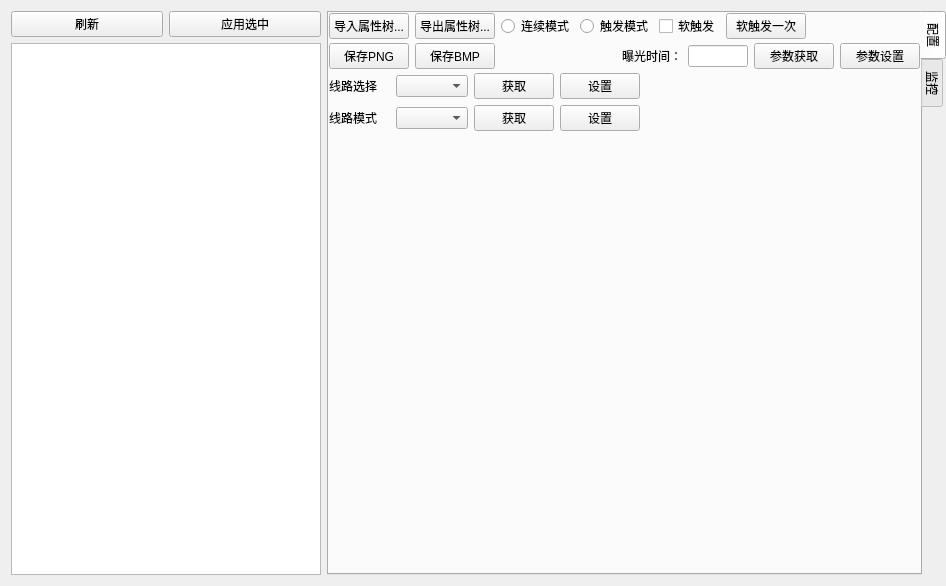
The window that module/Com_MVS/MvsCameraConfigUi.ui (IICTCVGaoCeSoftware/EyeStack) describes before a commit, drawn with Qt 5.
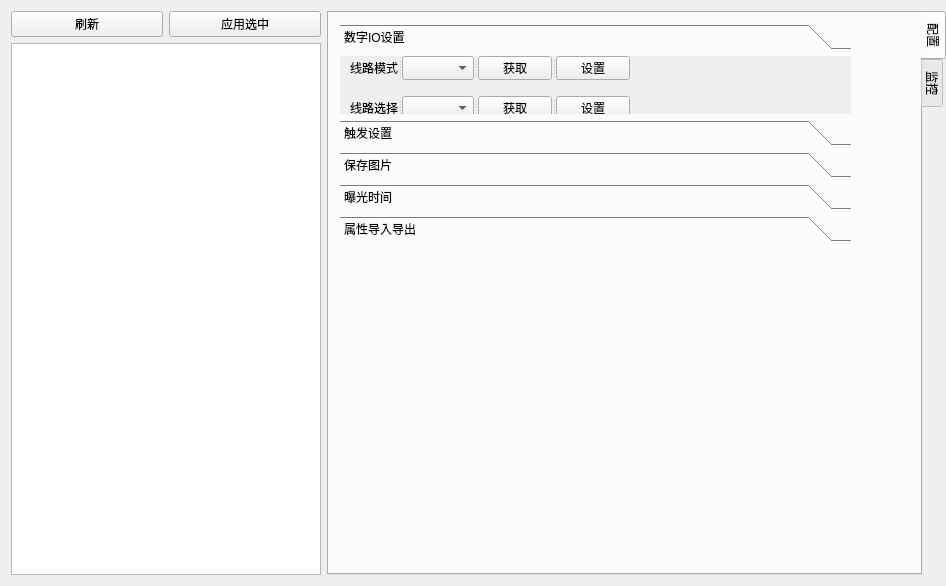
The same window after the commit. The open tabs and pages were chosen to show the change. Icons and pictures are not drawn. Custom widgets are drawn as their Qt base class.

Patch:
```diff
--- a/module/Com_MVS/MvsCameraConfigUi.ui
+++ b/module/Com_MVS/MvsCameraConfigUi.ui
@@ -97,10 +97,10 @@
       <widget class="Design::Monitor" name="configMonitor" native="true">
        <property name="geometry">
         <rect>
-         <x>9</x>
-         <y>133</y>
-         <width>574</width>
-         <height>422</height>
+         <x>10</x>
+         <y>240</y>
+         <width>571</width>
+         <height>301</height>
         </rect>
        </property>
        <property name="sizePolicy">
@@ -116,30 +116,117 @@
         </size>
        </property>
       </widget>
-      <widget class="QWidget" name="layoutWidget">
+      <widget class="QToolBox" name="toolBox">
        <property name="geometry">
         <rect>
+         <x>11</x>
+         <y>11</y>
+         <width>511</width>
+         <height>218</height>
+        </rect>
+       </property>
+       <property name="currentIndex">
+        <number>1</number>
+       </property>
+       <property name="tabSpacing">
+        <number>6</number>
+       </property>
+       <widget class="QWidget" name="page">
+        <property name="geometry">
+         <rect>
          <x>0</x>
          <y>0</y>
-         <width>591</width>
-         <height>26</height>
-        </rect>
-       </property>
-       <layout class="QHBoxLayout" name="horizontalLayout">
-        <item>
-         <widget class="QPushButton" name="impropButton">
+          <width>511</width>
+          <height>68</height>
+         </rect>
+        </property>
+        <attribute name="label">
+         <string>数字IO设置</string>
+        </attribute>
+        <widget class="QSplitter" name="splitter">
+         <property name="geometry">
+          <rect>
+           <x>10</x>
+           <y>0</y>
+           <width>280</width>
+           <height>24</height>
+          </rect>
+         </property>
+         <property name="orientation">
+          <enum>Qt::Horizontal</enum>
+         </property>
+         <property name="opaqueResize">
+          <bool>true</bool>
+         </property>
+         <widget class="QLabel" name="label_4">
           <property name="text">
-           <string>导入属性树...</string>
+           <string>线路模式</string>
           </property>
          </widget>
-        </item>
-        <item>
-         <widget class="QPushButton" name="expropButton">
+         <widget class="QComboBox" name="m_ctrlLinemodeCombo"/>
+         <widget class="QPushButton" name="m_ctrlGetLinemodeButton">
           <property name="text">
-           <string>导出属性树...</string>
+           <string>获取</string>
           </property>
          </widget>
-        </item>
+         <widget class="QPushButton" name="m_ctrlSetLinemodeButton">
+          <property name="text">
+           <string>设置</string>
+          </property>
+         </widget>
+        </widget>
+        <widget class="QSplitter" name="splitter_2">
+         <property name="geometry">
+          <rect>
+           <x>10</x>
+           <y>40</y>
+           <width>280</width>
+           <height>24</height>
+          </rect>
+         </property>
+         <property name="orientation">
+          <enum>Qt::Horizontal</enum>
+         </property>
+         <widget class="QLabel" name="label_3">
+          <property name="text">
+           <string>线路选择</string>
+          </property>
+         </widget>
+         <widget class="QComboBox" name="m_ctrlLineSelectCombo"/>
+         <widget class="QPushButton" name="m_ctrlGetLineselButton">
+          <property name="text">
+           <string>获取</string>
+          </property>
+         </widget>
+         <widget class="QPushButton" name="m_ctrlSetLinesetButton">
+          <property name="text">
+           <string>设置</string>
+          </property>
+         </widget>
+        </widget>
+       </widget>
+       <widget class="QWidget" name="page_2">
+        <property name="geometry">
+         <rect>
+          <x>0</x>
+          <y>0</y>
+          <width>511</width>
+          <height>68</height>
+         </rect>
+        </property>
+        <attribute name="label">
+         <string>触发设置</string>
+        </attribute>
+        <widget class="QWidget" name="">
+         <property name="geometry">
+          <rect>
+           <x>41</x>
+           <y>1</y>
+           <width>154</width>
+           <height>24</height>
+          </rect>
+         </property>
+         <layout class="QHBoxLayout" name="horizontalLayout_4">
         <item>
          <widget class="QRadioButton" name="ContinueButton">
           <property name="text">
@@ -154,6 +241,25 @@
           </property>
          </widget>
         </item>
+         </layout>
+        </widget>
+        <widget class="QWidget" name="">
+         <property name="geometry">
+          <rect>
+           <x>40</x>
+           <y>30</y>
+           <width>228</width>
+           <height>26</height>
+          </rect>
+         </property>
+         <layout class="QHBoxLayout" name="horizontalLayout_5">
+          <item>
+           <widget class="QCheckBox" name="TriggerEnable">
+            <property name="text">
+             <string>触发使能</string>
+            </property>
+           </widget>
+          </item>
         <item>
          <widget class="QCheckBox" name="SoftTrigger">
           <property name="text">
@@ -168,27 +274,27 @@
           </property>
          </widget>
         </item>
-        <item>
-         <spacer name="horizontalSpacer">
-          <property name="orientation">
-           <enum>Qt::Horizontal</enum>
-          </property>
-          <property name="sizeHint" stdset="0">
-           <size>
-            <width>40</width>
-            <height>20</height>
-           </size>
-          </property>
-         </spacer>
-        </item>
-       </layout>
-      </widget>
-      <widget class="QWidget" name="layoutWidget">
+         </layout>
+        </widget>
+       </widget>
+       <widget class="QWidget" name="page_3">
        <property name="geometry">
         <rect>
          <x>0</x>
-         <y>30</y>
-         <width>591</width>
+          <y>0</y>
+          <width>511</width>
+          <height>68</height>
+         </rect>
+        </property>
+        <attribute name="label">
+         <string>保存图片</string>
+        </attribute>
+        <widget class="QWidget" name="layoutWidget">
+         <property name="geometry">
+          <rect>
+           <x>30</x>
+           <y>10</y>
+           <width>168</width>
          <height>26</height>
         </rect>
        </property>
@@ -207,19 +313,31 @@
           </property>
          </widget>
         </item>
-        <item>
-         <spacer name="horizontalSpacer_2">
-          <property name="orientation">
-           <enum>Qt::Horizontal</enum>
-          </property>
-          <property name="sizeHint" stdset="0">
-           <size>
-            <width>40</width>
-            <height>20</height>
-           </size>
-          </property>
-         </spacer>
-        </item>
+         </layout>
+        </widget>
+       </widget>
+       <widget class="QWidget" name="page_4">
+        <property name="geometry">
+         <rect>
+          <x>0</x>
+          <y>0</y>
+          <width>511</width>
+          <height>68</height>
+         </rect>
+        </property>
+        <attribute name="label">
+         <string>曝光时间</string>
+        </attribute>
+        <widget class="QWidget" name="layoutWidget">
+         <property name="geometry">
+          <rect>
+           <x>30</x>
+           <y>0</y>
+           <width>300</width>
+           <height>26</height>
+          </rect>
+         </property>
+         <layout class="QHBoxLayout" name="horizontalLayout_2">
         <item>
          <widget class="QLabel" name="label">
           <property name="text">
@@ -259,73 +377,46 @@
         </item>
        </layout>
       </widget>
-      <widget class="QWidget" name="layoutWidget">
+       </widget>
+       <widget class="QWidget" name="page_5">
        <property name="geometry">
         <rect>
          <x>0</x>
-         <y>60</y>
-         <width>311</width>
-         <height>60</height>
-        </rect>
-       </property>
-       <layout class="QVBoxLayout" name="verticalLayout_2">
-        <item>
+          <y>0</y>
+          <width>511</width>
+          <height>68</height>
+         </rect>
+        </property>
+        <attribute name="label">
+         <string>属性导入导出</string>
+        </attribute>
+        <widget class="QWidget" name="layoutWidget">
+         <property name="geometry">
+          <rect>
+           <x>30</x>
+           <y>-10</y>
+           <width>168</width>
+           <height>26</height>
+          </rect>
+         </property>
          <layout class="QHBoxLayout" name="horizontalLayout_3">
           <item>
-           <widget class="QLabel" name="label_3">
+           <widget class="QPushButton" name="impropButton">
             <property name="text">
-             <string>线路选择</string>
+             <string>导入属性树...</string>
             </property>
            </widget>
           </item>
           <item>
-           <widget class="QComboBox" name="m_ctrlLineSelectCombo"/>
-          </item>
-          <item>
-           <widget class="QPushButton" name="m_ctrlGetLineselButton">
+           <widget class="QPushButton" name="expropButton">
             <property name="text">
-             <string>获取</string>
+             <string>导出属性树...</string>
             </property>
            </widget>
           </item>
-          <item>
-           <widget class="QPushButton" name="m_ctrlSetLinesetButton">
-            <property name="text">
-             <string>设置</string>
-            </property>
-           </widget>
-          </item>
          </layout>
-        </item>
-        <item>
-         <layout class="QHBoxLayout" name="horizontalLayout_4">
-          <item>
-           <widget class="QLabel" name="label_4">
-            <property name="text">
-             <string>线路模式</string>
-            </property>
-           </widget>
-          </item>
-          <item>
-           <widget class="QComboBox" name="m_ctrlLinemodeCombo"/>
-          </item>
-          <item>
-           <widget class="QPushButton" name="m_ctrlGetLinemodeButton">
-            <property name="text">
-             <string>获取</string>
-            </property>
-           </widget>
-          </item>
-          <item>
-           <widget class="QPushButton" name="m_ctrlSetLinemodeButton">
-            <property name="text">
-             <string>设置</string>
-            </property>
-           </widget>
-          </item>
-         </layout>
-        </item>
-       </layout>
+        </widget>
+       </widget>
       </widget>
      </widget>
      <widget class="QWidget" name="runningTab">
```
Left out of the diff: 2 changed lines with no effect on the pictures. Lines whose indentation alone changed are shown as unchanged.
